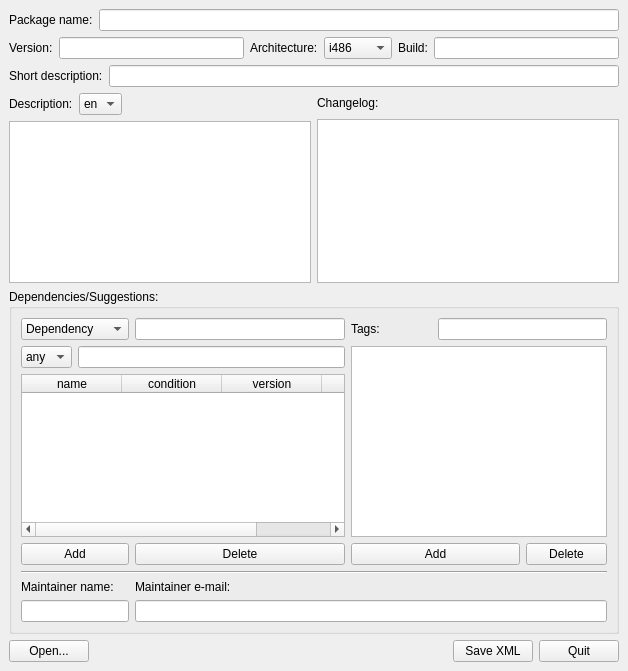
Before: the Qt Designer form mpkg/packagebuilder/package_builder.ui in BackupTheBerlios/mops, drawn with Qt 5.
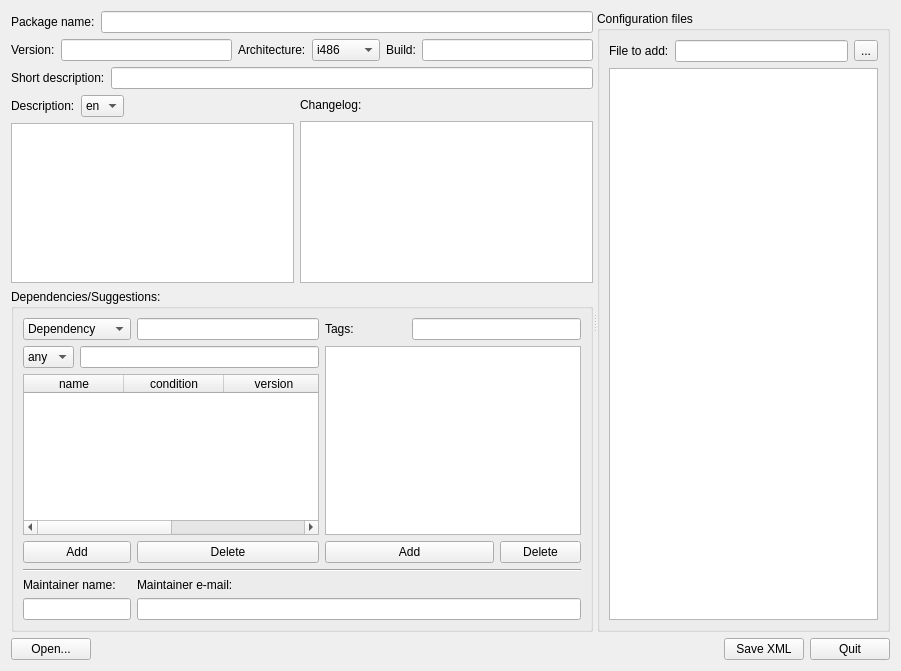
After: the same form once the commit is applied.

```diff
--- a/mpkg/packagebuilder/package_builder.ui
+++ b/mpkg/packagebuilder/package_builder.ui
@@ -5,7 +5,7 @@
    <rect>
     <x>0</x>
     <y>0</y>
-    <width>628</width>
+    <width>901</width>
     <height>671</height>
    </rect>
   </property>
@@ -13,29 +13,14 @@
    <string>MOPSLinux package builder</string>
   </property>
   <layout class="QVBoxLayout" >
-   <property name="margin" >
-    <number>9</number>
-   </property>
-   <property name="spacing" >
-    <number>6</number>
-   </property>
    <item>
-    <layout class="QVBoxLayout" >
-     <property name="margin" >
-      <number>0</number>
+    <widget class="QSplitter" name="splitter" >
+     <property name="orientation" >
+      <enum>Qt::Horizontal</enum>
      </property>
-     <property name="spacing" >
-      <number>6</number>
-     </property>
-     <item>
-      <layout class="QHBoxLayout" >
-       <property name="margin" >
-        <number>0</number>
-       </property>
-       <property name="spacing" >
-        <number>6</number>
-       </property>
-       <item>
+     <widget class="QWidget" name="" >
+      <layout class="QGridLayout" >
+       <item row="0" column="0" >
         <widget class="QLabel" name="label" >
          <property name="font" >
           <font>
@@ -47,12 +32,10 @@
          </property>
         </widget>
        </item>
-       <item>
+       <item row="0" column="1" >
         <widget class="QLineEdit" name="NameEdit" />
        </item>
-      </layout>
-     </item>
-     <item>
+       <item row="1" column="0" colspan="2" >
       <layout class="QHBoxLayout" >
        <property name="margin" >
         <number>0</number>
@@ -158,7 +141,7 @@
        </item>
       </layout>
      </item>
-     <item>
+       <item row="2" column="0" colspan="2" >
       <layout class="QHBoxLayout" >
        <property name="margin" >
         <number>0</number>
@@ -183,7 +166,7 @@
        </item>
       </layout>
      </item>
-     <item>
+       <item row="3" column="0" colspan="2" >
       <layout class="QHBoxLayout" >
        <property name="margin" >
         <number>0</number>
@@ -224,7 +207,19 @@
              <property name="margin" >
               <number>0</number>
              </property>
-             <property name="spacing" >
+               <property name="topMargin" >
+                <number>0</number>
+               </property>
+               <property name="rightMargin" >
+                <number>0</number>
+               </property>
+               <property name="bottomMargin" >
+                <number>0</number>
+               </property>
+               <property name="horizontalSpacing" >
+                <number>6</number>
+               </property>
+               <property name="verticalSpacing" >
               <number>6</number>
              </property>
              <item row="0" column="1" >
@@ -281,9 +276,6 @@
          </property>
          <item>
           <layout class="QHBoxLayout" >
-           <property name="margin" >
-            <number>0</number>
-           </property>
            <property name="spacing" >
             <number>6</number>
            </property>
@@ -323,9 +315,7 @@
        </item>
       </layout>
      </item>
-    </layout>
-   </item>
-   <item>
+       <item row="4" column="0" colspan="2" >
     <widget class="QGroupBox" name="groupBox" >
      <property name="styleSheet" >
       <string/>
@@ -334,10 +324,22 @@
       <string>Dependencies/Suggestions:</string>
      </property>
      <layout class="QGridLayout" >
-      <property name="margin" >
+          <property name="leftMargin" >
        <number>9</number>
       </property>
-      <property name="spacing" >
+          <property name="topMargin" >
+           <number>9</number>
+          </property>
+          <property name="rightMargin" >
+           <number>9</number>
+          </property>
+          <property name="bottomMargin" >
+           <number>9</number>
+          </property>
+          <property name="horizontalSpacing" >
+           <number>6</number>
+          </property>
+          <property name="verticalSpacing" >
        <number>6</number>
       </property>
       <item row="6" column="0" colspan="2" >
@@ -420,9 +422,7 @@
       <item row="2" column="0" colspan="3" >
        <widget class="QTableWidget" name="DepTableWidget" >
         <property name="sizePolicy" >
-         <sizepolicy>
-          <hsizetype>7</hsizetype>
-          <vsizetype>7</vsizetype>
+             <sizepolicy vsizetype="Expanding" hsizetype="Expanding" >
           <horstretch>0</horstretch>
           <verstretch>0</verstretch>
          </sizepolicy>
@@ -584,6 +584,37 @@
      </layout>
     </widget>
    </item>
+      </layout>
+     </widget>
+     <widget class="QGroupBox" name="groupBox_2" >
+      <property name="title" >
+       <string>Configuration files</string>
+      </property>
+      <layout class="QGridLayout" >
+       <item row="0" column="0" >
+        <widget class="QLabel" name="label_6" >
+         <property name="text" >
+          <string>File to add:</string>
+         </property>
+        </widget>
+       </item>
+       <item row="0" column="1" >
+        <widget class="QLineEdit" name="lineEdit" />
+       </item>
+       <item row="0" column="2" >
+        <widget class="QToolButton" name="toolButton" >
+         <property name="text" >
+          <string>...</string>
+         </property>
+        </widget>
+       </item>
+       <item row="1" column="0" colspan="3" >
+        <widget class="QListWidget" name="listWidget" />
+       </item>
+      </layout>
+     </widget>
+    </widget>
+   </item>
    <item>
     <layout class="QHBoxLayout" >
      <property name="margin" >
```
Left out of the diff: 134 changed lines with no effect on the pictures. Lines whose indentation alone changed are shown as unchanged.
